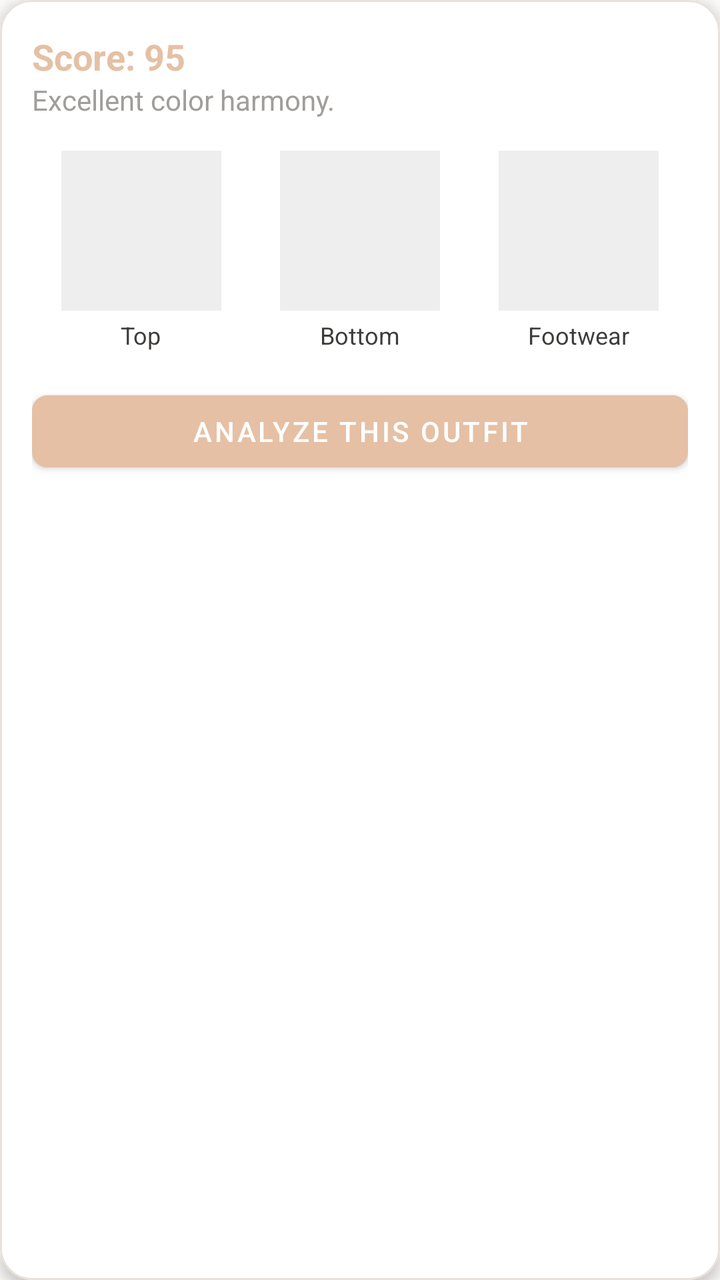
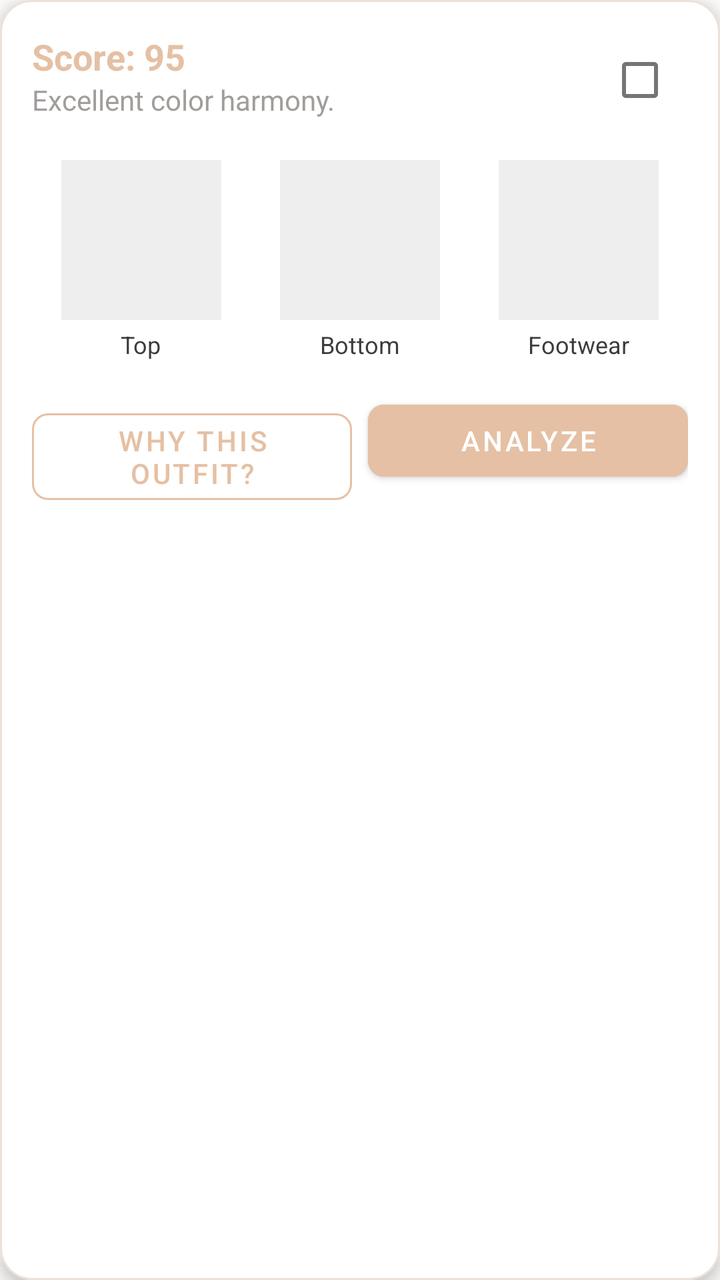

Two renders of the same Android screen: before a commit and after it. Below are the layout's source before the change and the commit's diff.
<!-- AndroidManifest.xml: application theme Theme.OutfitStudio -->
<!-- res/layout/item_outfit_card.xml -->
<?xml version="1.0" encoding="utf-8"?>
<com.google.android.material.card.MaterialCardView xmlns:android="http://schemas.android.com/apk/res/android"
    xmlns:app="http://schemas.android.com/apk/res-auto"
    android:layout_width="match_parent"
    android:layout_height="wrap_content"
    android:layout_margin="8dp"
    app:cardCornerRadius="16dp"
    app:cardElevation="4dp"
    app:strokeColor="@color/card_border"
    app:strokeWidth="1dp">

    <LinearLayout
        android:layout_width="match_parent"
        android:layout_height="wrap_content"
        android:orientation="vertical"
        android:padding="16dp">

        <TextView
            android:id="@+id/tvScore"
            android:layout_width="match_parent"
            android:layout_height="wrap_content"
            android:text="Score: 95"
            android:textSize="18sp"
            android:textStyle="bold"
            android:textColor="@color/primary"/>

        <TextView
            android:id="@+id/tvReason"
            android:layout_width="match_parent"
            android:layout_height="wrap_content"
            android:text="Excellent color harmony."
            android:textSize="14sp"
            android:textColor="@color/text_hint"
            android:layout_marginBottom="16dp"/>

        <LinearLayout
            android:layout_width="match_parent"
            android:layout_height="wrap_content"
            android:orientation="horizontal">

            
            <LinearLayout
                android:layout_width="0dp"
                android:layout_height="wrap_content"
                android:layout_weight="1"
                android:orientation="vertical"
                android:gravity="center">
                
                <ImageView
                    android:id="@+id/ivTop"
                    android:layout_width="80dp"
                    android:layout_height="80dp"
                    android:scaleType="centerCrop"
                    android:background="#EEEEEE"/>
                <TextView
                    android:id="@+id/tvTopName"
                    android:layout_width="wrap_content"
                    android:layout_height="wrap_content"
                    android:text="Top"
                    android:textSize="12sp"
                    android:lines="1"
                    android:ellipsize="end"
                    android:layout_marginTop="4dp"/>
            </LinearLayout>

            
            <LinearLayout
                android:id="@+id/layoutOuterwear"
                android:layout_width="0dp"
                android:layout_height="wrap_content"
                android:layout_weight="1"
                android:orientation="vertical"
                android:gravity="center"
                android:visibility="gone">
                
                <ImageView
                    android:id="@+id/ivOuterwear"
                    android:layout_width="80dp"
                    android:layout_height="80dp"
                    android:scaleType="centerCrop"
                    android:background="#EEEEEE"/>
                <TextView
                    android:id="@+id/tvOuterwearName"
                    android:layout_width="wrap_content"
                    android:layout_height="wrap_content"
                    android:text="Outer"
                    android:textSize="12sp"
                    android:lines="1"
                    android:ellipsize="end"
                    android:layout_marginTop="4dp"/>
            </LinearLayout>

            
            <LinearLayout
                android:layout_width="0dp"
                android:layout_height="wrap_content"
                android:layout_weight="1"
                android:orientation="vertical"
                android:gravity="center">
                
                <ImageView
                    android:id="@+id/ivBottom"
                    android:layout_width="80dp"
                    android:layout_height="80dp"
                    android:scaleType="centerCrop"
                    android:background="#EEEEEE"/>
                <TextView
                    android:id="@+id/tvBottomName"
                    android:layout_width="wrap_content"
                    android:layout_height="wrap_content"
                    android:text="Bottom"
                    android:textSize="12sp"
                    android:lines="1"
                    android:ellipsize="end"
                    android:layout_marginTop="4dp"/>
            </LinearLayout>

            
            <LinearLayout
                android:layout_width="0dp"
                android:layout_height="wrap_content"
                android:layout_weight="1"
                android:orientation="vertical"
                android:gravity="center">
                
                <ImageView
                    android:id="@+id/ivFootwear"
                    android:layout_width="80dp"
                    android:layout_height="80dp"
                    android:scaleType="centerCrop"
                    android:background="#EEEEEE"/>
                <TextView
                    android:id="@+id/tvFootwearName"
                    android:layout_width="wrap_content"
                    android:layout_height="wrap_content"
                    android:text="Footwear"
                    android:textSize="12sp"
                    android:lines="1"
                    android:ellipsize="end"
                    android:layout_marginTop="4dp"/>
            </LinearLayout>

        </LinearLayout>

        <com.google.android.material.button.MaterialButton
            android:id="@+id/btnRateOutfit"
            android:layout_width="match_parent"
            android:layout_height="wrap_content"
            android:layout_marginTop="16dp"
            android:text="ANALYZE THIS OUTFIT"
            app:cornerRadius="8dp"
            android:backgroundTint="@color/primary"/>

    </LinearLayout>

</com.google.android.material.card.MaterialCardView>
<!-- resources referenced by this layout -->
<resources>
  <color name="card_border">#EAE1D9</color>
  <color name="primary">#E5C0A4</color>
  <color name="text_hint">#A09D9B</color>
  <style name="Theme.OutfitStudio" parent="Theme.MaterialComponents.Light.NoActionBar">
          <item name="android:textColor">@color/on_background</item>
          <item name="android:textColorHint">@color/text_hint</item>
          
          <item name="colorPrimary">@color/primary</item>
          <item name="colorPrimaryVariant">@color/primary_variant</item>
          <item name="colorOnPrimary">@color/on_primary</item>
          
          <item name="colorSecondary">@color/primary</item>
          <item name="colorSecondaryVariant">@color/primary_variant</item>
          <item name="colorOnSecondary">@color/on_primary</item>
          
          <item name="android:colorBackground">@color/background</item>
          <item name="colorSurface">@color/surface</item>
          
          <item name="android:statusBarColor">@color/background</item>
          <item name="android:windowLightStatusBar">true</item>
      </style>
  <color name="on_background">#3E3C3A</color>
  <color name="primary_variant">#D8A58B</color>
  <color name="on_primary">#FFFFFF</color>
  <color name="background">#FDFBF9</color>
  <color name="surface">#FFFFFF</color>
</resources>

<!-- the commit's change to res/layout/item_outfit_card.xml (unified diff, before → after) -->
@@ -15,23 +15,42 @@
         android:orientation="vertical"
         android:padding="16dp">
 
-        <TextView
-            android:id="@+id/tvScore"
+        <RelativeLayout
             android:layout_width="match_parent"
             android:layout_height="wrap_content"
-            android:text="Score: 95"
-            android:textSize="18sp"
-            android:textStyle="bold"
-            android:textColor="@color/primary"/>
+            android:layout_marginBottom="16dp">
 
-        <TextView
-            android:id="@+id/tvReason"
-            android:layout_width="match_parent"
-            android:layout_height="wrap_content"
-            android:text="Excellent color harmony."
-            android:textSize="14sp"
-            android:textColor="@color/text_hint"
-            android:layout_marginBottom="16dp"/>
+            <LinearLayout
+                android:layout_width="match_parent"
+                android:layout_height="wrap_content"
+                android:layout_toStartOf="@+id/cbSelect"
+                android:orientation="vertical">
+
+                <TextView
+                    android:id="@+id/tvScore"
+                    android:layout_width="match_parent"
+                    android:layout_height="wrap_content"
+                    android:text="Score: 95"
+                    android:textColor="@color/primary"
+                    android:textSize="18sp"
+                    android:textStyle="bold" />
+
+                <TextView
+                    android:id="@+id/tvReason"
+                    android:layout_width="match_parent"
+                    android:layout_height="wrap_content"
+                    android:text="Excellent color harmony."
+                    android:textColor="@color/text_hint"
+                    android:textSize="14sp" />
+            </LinearLayout>
+
+            <CheckBox
+                android:id="@+id/cbSelect"
+                android:layout_width="wrap_content"
+                android:layout_height="wrap_content"
+                android:layout_alignParentEnd="true"
+                android:layout_centerVertical="true" />
+        </RelativeLayout>
 
         <LinearLayout
             android:layout_width="match_parent"
@@ -142,15 +161,32 @@
 
         </LinearLayout>
 
-        <com.google.android.material.button.MaterialButton
-            android:id="@+id/btnRateOutfit"
+        <LinearLayout
             android:layout_width="match_parent"
             android:layout_height="wrap_content"
-            android:layout_marginTop="16dp"
-            android:text="ANALYZE THIS OUTFIT"
-            app:cornerRadius="8dp"
-            android:backgroundTint="@color/primary"/>
+            android:orientation="horizontal"
+            android:layout_marginTop="16dp">
 
+            <com.google.android.material.button.MaterialButton
+                android:id="@+id/btnExplainOutfit"
+                android:layout_width="0dp"
+                android:layout_weight="1"
+                android:layout_height="wrap_content"
+                android:layout_marginEnd="8dp"
+                android:text="Why this outfit?"
+                style="@style/Widget.MaterialComponents.Button.OutlinedButton"
+                app:cornerRadius="8dp"
+                app:strokeColor="@color/primary"
+                android:textColor="@color/primary"/>
+
+            <com.google.android.material.button.MaterialButton
+                android:id="@+id/btnRateOutfit"
+                android:layout_width="0dp"
+                android:layout_weight="1"
+                android:layout_height="wrap_content"
+                android:text="Analyze"
+                app:cornerRadius="8dp"
+                android:backgroundTint="@color/primary"/>
+        </LinearLayout>
     </LinearLayout>
-
 </com.google.android.material.card.MaterialCardView>
